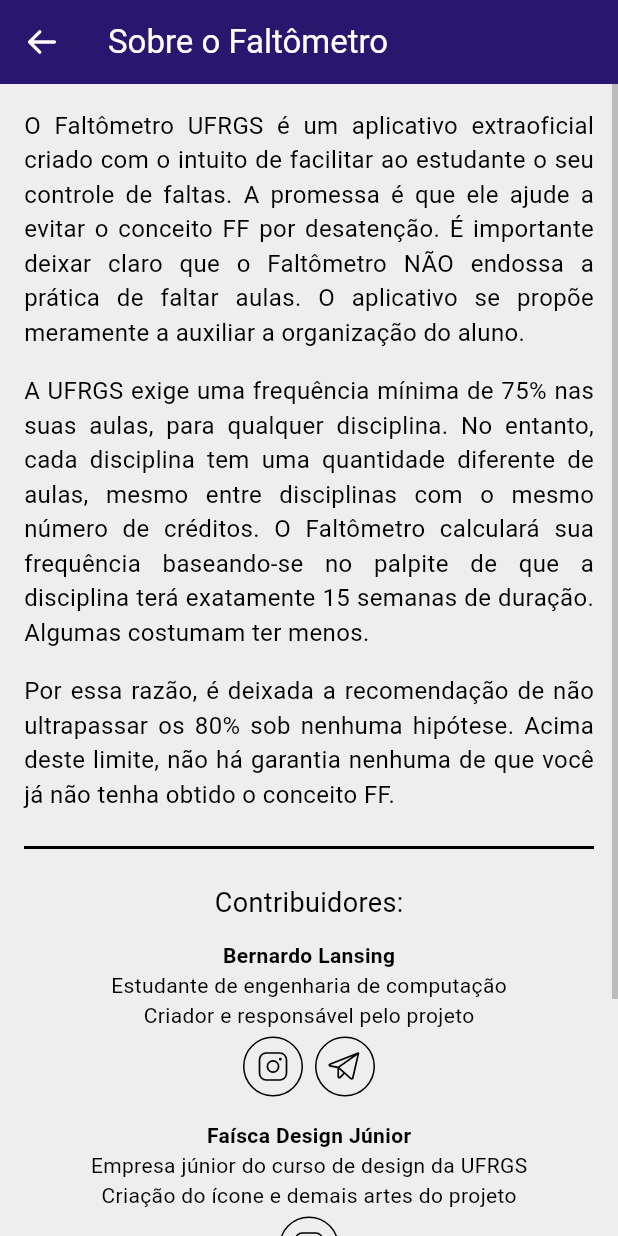
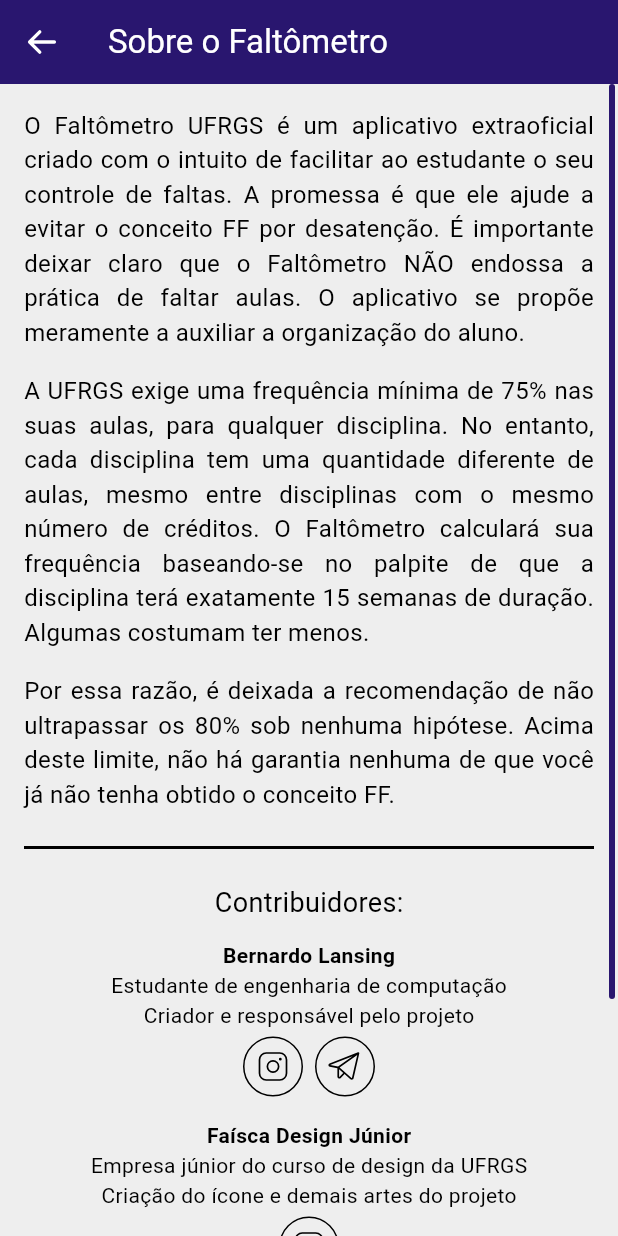
Before and after one commit to bernardolansing/faltometro_ufrgs, a Flutter app: the ExplanationScreen screen opened directly, on a phone screen of 412 x 824 dp. Run offline on Flutter 3.47's test engine with Material 3 defaults, Android fonts, the light colour scheme and no system bars; our stand-ins replace flutter_local_notifications, permission_handler, phosphor_flutter, timezone.

Commit message:
better styling for ExplanationScreen's scrollbar in light theme

```diff
--- a/lib/src/theme.dart
+++ b/lib/src/theme.dart
@@ -40,7 +40,13 @@
   dialogTheme: const DialogTheme(
     backgroundColor: Colors.white,
     surfaceTintColor: Colors.transparent,
-    )
+  ),
+  scrollbarTheme: const ScrollbarThemeData(
+    crossAxisMargin: 2,
+    thickness: MaterialStatePropertyAll(4),
+    radius: Radius.circular(4),
+    thumbColor: MaterialStatePropertyAll(_primaryColor),
+  ),
 );
 
 final darkTheme = ThemeData(
```
Lines whose indentation alone changed are shown as unchanged.
